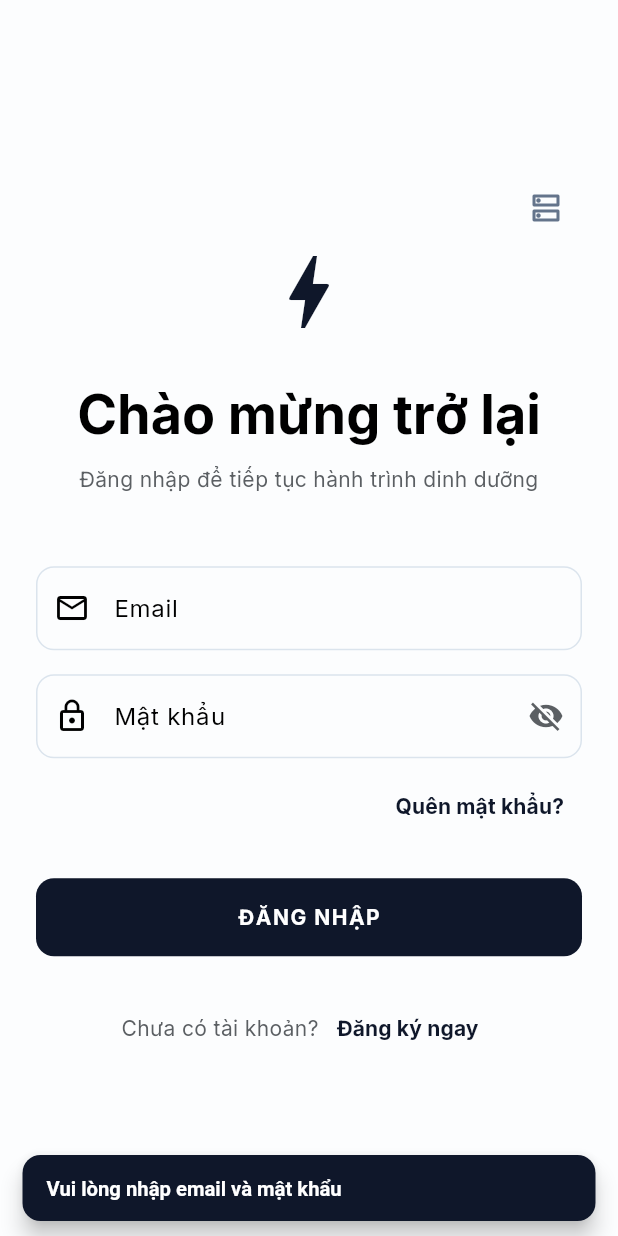
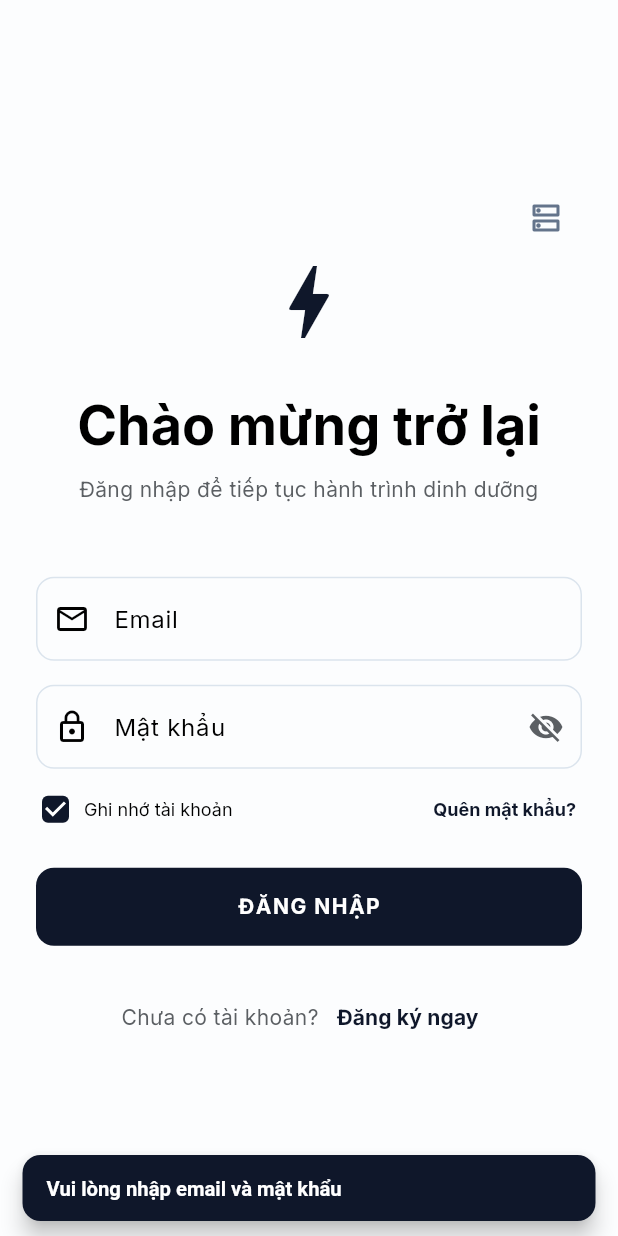
Before and after one commit to minhbidodangcode/Eat_gym_mobile_app, a Flutter app: the screen it shows after launch, after a tap on "ĐĂNG NHẬP", on a phone screen of 412 x 824 dp. Run offline on Flutter 3.47's test engine with Material 3 defaults, Android fonts, the phone set to English and light mode, and no system bars; our stand-ins replace firebase_core, firebase_messaging, flutter_local_notifications, google_fonts, image_picker, pdf and 4 more; missing offline and left inert: health; accounts and stored records are empty.

Commit message:
feat(auth): implement remember me option with persistent login and silent auto-reauthentication

```diff
--- a/lib/screens/login_screen.dart
+++ b/lib/screens/login_screen.dart
@@ -19,11 +19,30 @@ class _LoginScreenState extends State<LoginScreen> {
   final _passwordController = TextEditingController();
   bool _obscurePassword = true;
   bool _isLoading = false;
+  bool _rememberMe = true;
 
   @override
   void initState() {
     super.initState();
+    _loadSavedCredentials();
     _checkAutoLogin();
+  }
+
+  Future<void> _loadSavedCredentials() async {
+    try {
+      final creds = await ApiService.getSavedCredentials();
+      if (mounted) {
+        setState(() {
+          _rememberMe = (creds['rememberMe'] as bool?) ?? true;
+          if (creds['email'] != null && creds['email'].toString().isNotEmpty) {
+            _emailController.text = creds['email'].toString();
+          }
+          if (_rememberMe && creds['password'] != null && creds['password'].toString().isNotEmpty) {
+            _passwordController.text = creds['password'].toString();
+          }
+        });
+      }
+    } catch (_) {}
   }
 
   Future<void> _checkAutoLogin() async {
@@ -59,7 +78,7 @@ class _LoginScreenState extends State<LoginScreen> {
     });
 
     try {
-      await ApiService.login(email, password);
+      await ApiService.login(email, password, rememberMe: _rememberMe);
       if (mounted) {
         Map<String, dynamic>? profile;
         try {
@@ -253,20 +272,61 @@ class _LoginScreenState extends State<LoginScreen> {
                   ),
                 ),
               ),
-              const SizedBox(height: 8),
+              const SizedBox(height: 12),
 
-              // Forgot Password
-              Align(
-                alignment: Alignment.centerRight,
-                child: TextButton(
+              // Ghi nhớ tài khoản & Quên mật khẩu
+              Row(
+                mainAxisAlignment: MainAxisAlignment.spaceBetween,
+                children: [
+                  InkWell(
+                    onTap: () {
+                      setState(() {
+                        _rememberMe = !_rememberMe;
+                      });
+                    },
+                    borderRadius: BorderRadius.circular(8),
+                    child: Padding(
+                      padding: const EdgeInsets.symmetric(vertical: 4, horizontal: 2),
+                      child: Row(
+                        children: [
+                          SizedBox(
+                            width: 22,
+                            height: 22,
+                            child: Checkbox(
+                              value: _rememberMe,
+                              activeColor: AppColors.primary,
+                              shape: RoundedRectangleBorder(borderRadius: BorderRadius.circular(4)),
+                              onChanged: (val) {
+                                setState(() {
+                                  _rememberMe = val ?? true;
+                                });
+                              },
+                            ),
+                          ),
+                          const SizedBox(width: 8),
+                          Text(
+                            'Ghi nhớ tài khoản',
+                            style: AppTypography.bodySmall(color: AppColors.onSurface),
+                          ),
+                        ],
+                      ),
+                    ),
+                  ),
+                  TextButton(
                     onPressed: () {
                       Navigator.push(context, MaterialPageRoute(builder: (_) => const ForgotPasswordScreen()));
                     },
+                    style: TextButton.styleFrom(
+                      padding: const EdgeInsets.symmetric(horizontal: 4, vertical: 2),
+                      minimumSize: Size.zero,
+                      tapTargetSize: MaterialTapTargetSize.shrinkWrap,
+                    ),
                     child: Text(
                       'Quên mật khẩu?',
-                    style: AppTypography.bodyMedium(color: AppColors.primary).copyWith(fontWeight: FontWeight.bold),
+                      style: AppTypography.bodySmall(color: AppColors.primary).copyWith(fontWeight: FontWeight.bold),
                     ),
                   ),
+                ],
               ),
               const SizedBox(height: 24),
 
--- a/lib/services/api_service.dart
+++ b/lib/services/api_service.dart
@@ -58,8 +58,21 @@ class ApiService {
   static Future<String?> _getToken() async {
     final prefs = await SharedPreferences.getInstance();
     String? token = prefs.getString('auth_token');
-    if (token == null || isTokenExpired(token)) {
-      return null;
+    if (token == null) return null;
+
+    if (isTokenExpired(token)) {
+      final rememberMe = prefs.getBool('remember_me') ?? true;
+      if (rememberMe) {
+        final savedEmail = prefs.getString('saved_login_email') ?? prefs.getString('user_email');
+        final savedPassword = prefs.getString('saved_login_password');
+        if (savedEmail != null && savedEmail.isNotEmpty && savedPassword != null && savedPassword.isNotEmpty) {
+          try {
+            final res = await login(savedEmail, savedPassword, rememberMe: true);
+            return res['accessToken'];
+          } catch (_) {}
+        }
+      }
+      return token; // Trả về fallback cho offline cache nếu không kết nối được server
     }
     return token;
   }
@@ -118,10 +131,10 @@ class ApiService {
   }
 
   // ---------------------------------------------------------
-  // AUTH
+  // AUTH & GHI NHỚ TÀI KHOẢN (REMEMBER ME)
   // ---------------------------------------------------------
 
-  static Future<Map<String, dynamic>> login(String email, String password) async {
+  static Future<Map<String, dynamic>> login(String email, String password, {bool rememberMe = true}) async {
     final url = Uri.parse('$baseUrl/auth/login');
     final response = await http.post(
       url,
@@ -136,6 +149,16 @@ class ApiService {
       final prefs = await SharedPreferences.getInstance();
       await prefs.setString('auth_token', data['accessToken']);
       await prefs.setString('user_email', email);
+      await prefs.setBool('remember_me', rememberMe);
+
+      if (rememberMe) {
+        await prefs.setString('saved_login_email', email);
+        await prefs.setString('saved_login_password', password);
+      } else {
+        await prefs.remove('saved_login_email');
+        await prefs.remove('saved_login_password');
+      }
+
       if (data['user'] != null) {
         final user = data['user'];
         if (user['email'] != null) await prefs.setString('user_email', user['email'].toString());
@@ -149,15 +172,57 @@ class ApiService {
     }
   }
 
+  static Future<Map<String, dynamic>> getSavedCredentials() async {
+    final prefs = await SharedPreferences.getInstance();
+    final bool rememberMe = prefs.getBool('remember_me') ?? true;
+    final String email = prefs.getString('saved_login_email') ?? prefs.getString('user_email') ?? '';
+    final String password = rememberMe ? (prefs.getString('saved_login_password') ?? '') : '';
+    return {
+      'rememberMe': rememberMe,
+      'email': email,
+      'password': password,
+    };
+  }
+
   static Future<bool> isLoggedIn() async {
     final prefs = await SharedPreferences.getInstance();
     final token = prefs.getString('auth_token');
-    if (token == null || token.isEmpty || token == 'dummy_token') return false;
-    if (isTokenExpired(token)) {
+    final bool rememberMe = prefs.getBool('remember_me') ?? true;
+
+    // 1. Nếu token còn hạn hợp lệ, tiếp tục phiên
+    if (token != null && token.isNotEmpty && token != 'dummy_token') {
+      if (!isTokenExpired(token)) {
+        return true;
+      }
+    }
+
+    // 2. Nếu token hết hạn hoặc chưa có, nhưng người dùng bật "Nhớ tài khoản"
+    if (rememberMe) {
+      final savedEmail = prefs.getString('saved_login_email') ?? prefs.getString('user_email');
+      final savedPassword = prefs.getString('saved_login_password');
+      if (savedEmail != null && savedEmail.isNotEmpty && savedPassword != null && savedPassword.isNotEmpty) {
+        try {
+          final res = await login(savedEmail, savedPassword, rememberMe: true);
+          if (res['accessToken'] != null) {
+            return true;
+          }
+        } catch (_) {
+          // Khi ngoại tuyến hoặc server chưa khởi động, vẫn giữ phiên làm việc
+          if (token != null && token.isNotEmpty && token != 'dummy_token') {
+            return true;
+          }
+          if (prefs.getString('user_profile') != null || prefs.getString('user_data') != null) {
+            return true;
+          }
+        }
+      }
+    }
+
+    // 3. Nếu không chọn nhớ tài khoản và token hết hạn thì đăng xuất
+    if (!rememberMe) {
       await logout();
-      return false;
     }
-    return true;
+    return false;
   }
 
   static Future<Map<String, dynamic>?> getUserInfo() async {
@@ -239,10 +304,20 @@ class ApiService {
     await prefs.remove('eatgym_smart_fridge_items_v4');
     await prefs.remove('auth_token');
     await prefs.remove('user_profile');
-    await prefs.remove('user_email');
     await prefs.remove('user_full_name');
     await prefs.remove('user_role');
     await prefs.remove('user_data');
+
+    final rememberMe = prefs.getBool('remember_me') ?? true;
+    if (!rememberMe) {
+      await prefs.remove('saved_login_email');
+      await prefs.remove('saved_login_password');
+      await prefs.remove('user_email');
+      await prefs.remove('remember_me');
+    } else {
+      // Khi chủ động đăng xuất, xóa mật khẩu tự động đăng nhập nhưng giữ lại email để người dùng không phải gõ lại
+      await prefs.remove('saved_login_password');
+    }
   }
 
   // ---------------------------------------------------------
```
Lines whose indentation alone changed are shown as unchanged.
